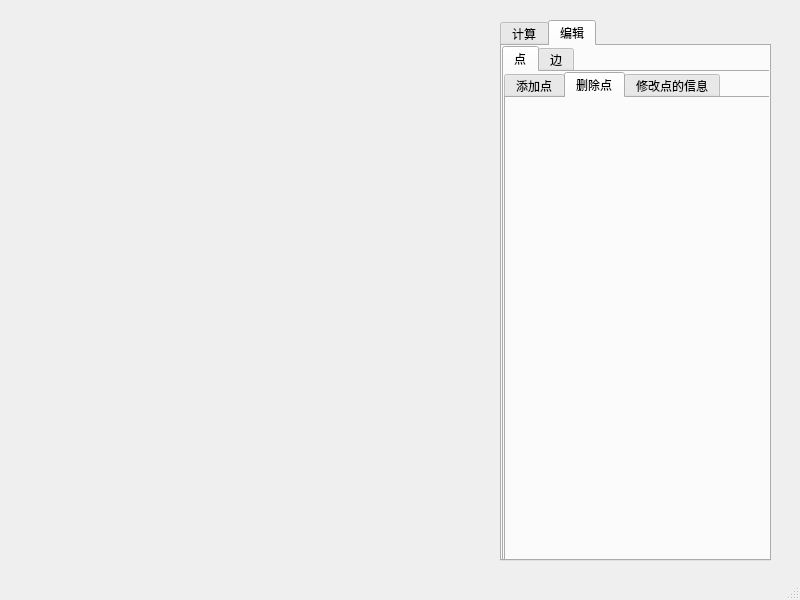
Before: the Qt Designer form DSProject/mainwindow.ui in FallCH0/DSProject, drawn with Qt 5.
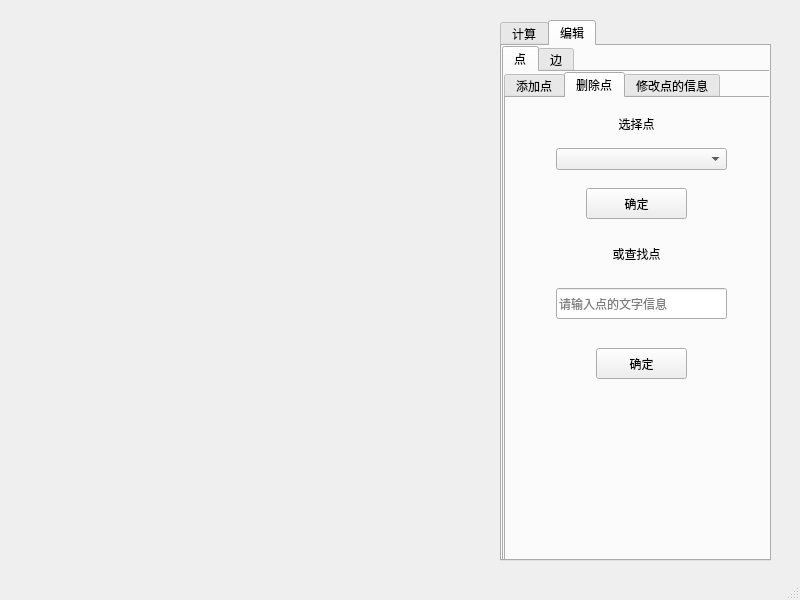
After: the same form once the commit is applied. The open tabs and pages were chosen to show the change.

The edit to the form file:
```diff
--- a/DSProject/mainwindow.ui
+++ b/DSProject/mainwindow.ui
@@ -199,6 +199,87 @@
          <attribute name="title">
           <string>删除点</string>
          </attribute>
+         <widget class="QComboBox" name="eravsel">
+          <property name="geometry">
+           <rect>
+            <x>50</x>
+            <y>50</y>
+            <width>171</width>
+            <height>22</height>
+           </rect>
+          </property>
+         </widget>
+         <widget class="QLabel" name="label_4">
+          <property name="geometry">
+           <rect>
+            <x>100</x>
+            <y>15</y>
+            <width>61</width>
+            <height>21</height>
+           </rect>
+          </property>
+          <property name="text">
+           <string>选择点</string>
+          </property>
+          <property name="alignment">
+           <set>Qt::AlignmentFlag::AlignCenter</set>
+          </property>
+         </widget>
+         <widget class="QPushButton" name="pusherav_sel">
+          <property name="geometry">
+           <rect>
+            <x>80</x>
+            <y>90</y>
+            <width>101</width>
+            <height>31</height>
+           </rect>
+          </property>
+          <property name="text">
+           <string>确定</string>
+          </property>
+         </widget>
+         <widget class="QLabel" name="label_5">
+          <property name="geometry">
+           <rect>
+            <x>80</x>
+            <y>140</y>
+            <width>101</width>
+            <height>31</height>
+           </rect>
+          </property>
+          <property name="text">
+           <string>或查找点</string>
+          </property>
+          <property name="alignment">
+           <set>Qt::AlignmentFlag::AlignCenter</set>
+          </property>
+         </widget>
+         <widget class="QLineEdit" name="eravser">
+          <property name="geometry">
+           <rect>
+            <x>50</x>
+            <y>190</y>
+            <width>171</width>
+            <height>31</height>
+           </rect>
+          </property>
+          <property name="placeholderText">
+           <string>请输入点的文字信息</string>
+          </property>
+         </widget>
+         <widget class="QPushButton" name="pusherav_ser">
+          <property name="geometry">
+           <rect>
+            <x>90</x>
+            <y>250</y>
+            <width>91</width>
+            <height>31</height>
+           </rect>
+          </property>
+          <property name="text">
+           <string>确定</string>
+          </property>
+         </widget>
         </widget>
         <widget class="QWidget" name="editv">
          <attribute name="title">
```
Left out of the diff: 4 changed lines with no effect on the pictures.
